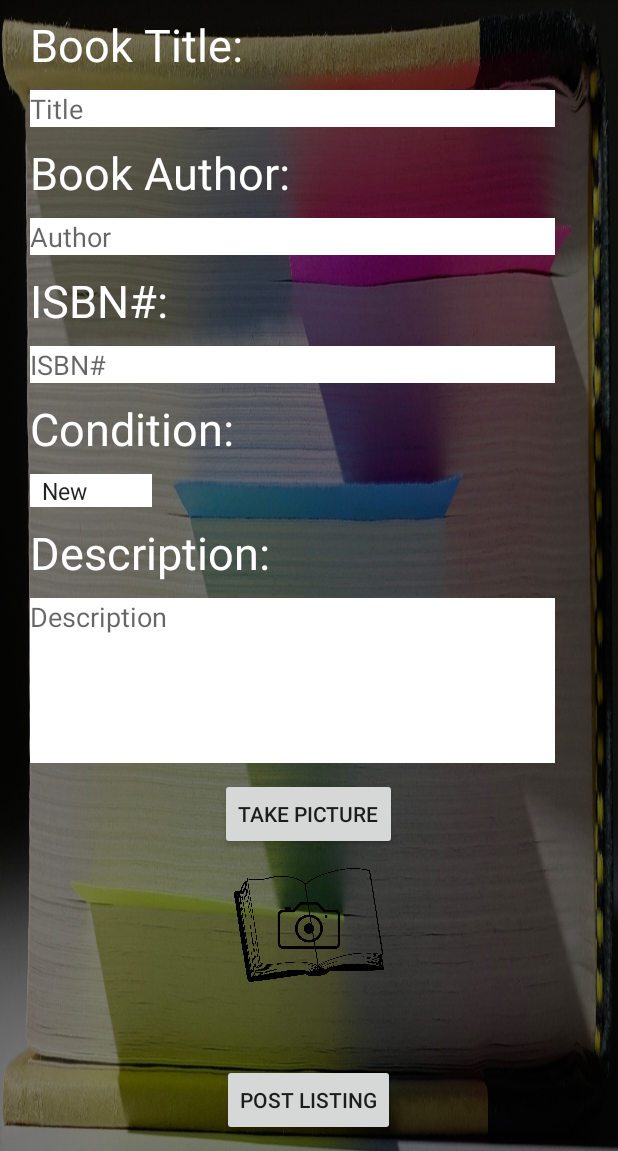
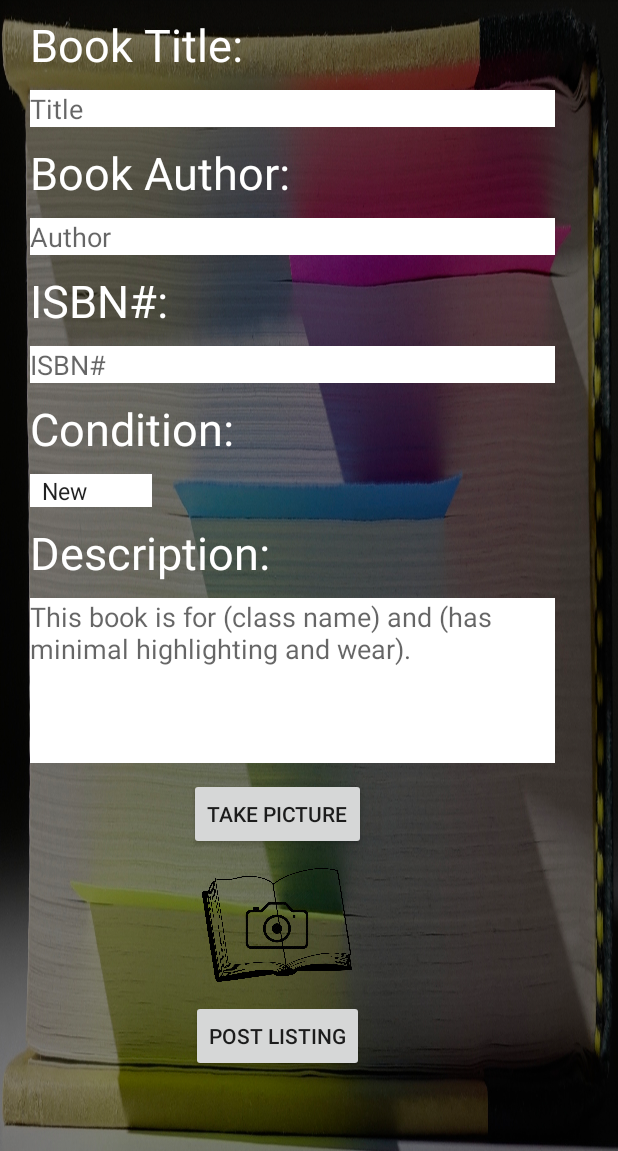
Before and after one commit to codehunter2000/ourU_Firebase, an Android app: the AddListing screen opened directly, with no data from a screen before it, after a tap on "POST LISTING", on a phone screen of 412 x 824 dp, the part 85-1236 px from its top. Run offline under Robolectric (Android 15) with nearby library versions, the phone set to English and light mode, and no system bars; our stand-ins replace Firebase (no records; nobody signed in at launch, a user with empty details on screens opened directly).

Commit message:
listings button for the moment

```diff
--- a/app/src/main/java/com/example/ouru_firebase/AddListing.java
+++ b/app/src/main/java/com/example/ouru_firebase/AddListing.java
@@ -19,7 +19,7 @@ public class AddListing extends AppCompatActivity {
 
     ImageView iv;
     Button postButton, cameraButton;
-    EditText titleBox, authorBox, isbnBox, descritpionBox;
+    EditText titleBox, authorBox, isbnBox, descriptionBox;
     Spinner conditionSpinner;
     String title, author, isbn, condition, description;
 
@@ -34,7 +34,7 @@ public class AddListing extends AppCompatActivity {
         titleBox = findViewById(R.id.enter_title);
         authorBox = findViewById(R.id.enter_author);
         isbnBox  = findViewById(R.id.enter_ISBN);
-        descritpionBox = findViewById(R.id.enter_description);
+        descriptionBox = findViewById(R.id.enter_description);
         conditionSpinner = findViewById(R.id.choose_condition);
         cameraButton.setOnClickListener(new View.OnClickListener() {
             @Override
@@ -54,7 +54,7 @@ public class AddListing extends AppCompatActivity {
                 author = authorBox.getText().toString();
                 isbn = isbnBox.getText().toString();
                 condition = conditionSpinner.getSelectedItem().toString();
-                description = descritpionBox.getText().toString();
+                description = descriptionBox.getText().toString();
                 DatabaseReference database = FirebaseDatabase.getInstance().getReference();
                 Listing toAdd = new Listing(title, author, isbn, condition, description);
                 database.child("listings").child(Integer.toString(toAdd.hashCode()))
--- a/app/src/main/res/layout/activity_add_listing.xml
+++ b/app/src/main/res/layout/activity_add_listing.xml
@@ -14,6 +14,12 @@
         android:scaleType="fitXY"
         android:src="@drawable/book"/>
 
+    <ScrollView
+        android:layout_width="wrap_content"
+        android:layout_height="wrap_content">
+        <RelativeLayout
+            android:layout_width="wrap_content"
+            android:layout_height="wrap_content">
             <TextView
                 android:id="@+id/book_title"
                 android:layout_width="wrap_content"
@@ -121,7 +127,7 @@
                 android:maxLines="5"
                 android:background="#FFFFFF"
                 android:layout_below="@id/description"
-        android:hint="Description"
+                android:hint="This book is for (class name) and (has minimal highlighting and wear)."
                 android:gravity="top|left"/>
 
             <Button
@@ -145,9 +151,11 @@
                 android:id="@+id/post_button"
                 android:layout_width="wrap_content"
                 android:layout_height="wrap_content"
-        android:layout_alignParentBottom="true"
+                android:layout_below="@id/book_picture"
                 android:layout_centerHorizontal="true"
                 android:layout_marginBottom="10dp"
                 android:text="Post Listing"/>
+        </RelativeLayout>
+    </ScrollView>
 
 </RelativeLayout>
--- a/build.gradle
+++ b/build.gradle
@@ -7,7 +7,7 @@ buildscript {
 
     }
     dependencies {
-        classpath 'com.android.tools.build:gradle:3.3.2'
+        classpath 'com.android.tools.build:gradle:3.4.0'
         classpath 'com.google.gms:google-services:4.2.0'
 
         // NOTE: Do not place your application dependencies here; they belong
```
Also changed, not shown: app/src/main/java/com/example/ouru_firebase/MainActivity.java (+8 -1 lines), app/src/main/res/layout/activity_main.xml (+9 -6 lines), gradle/wrapper/gradle-wrapper.properties. Lines whose indentation alone changed are shown as unchanged.
